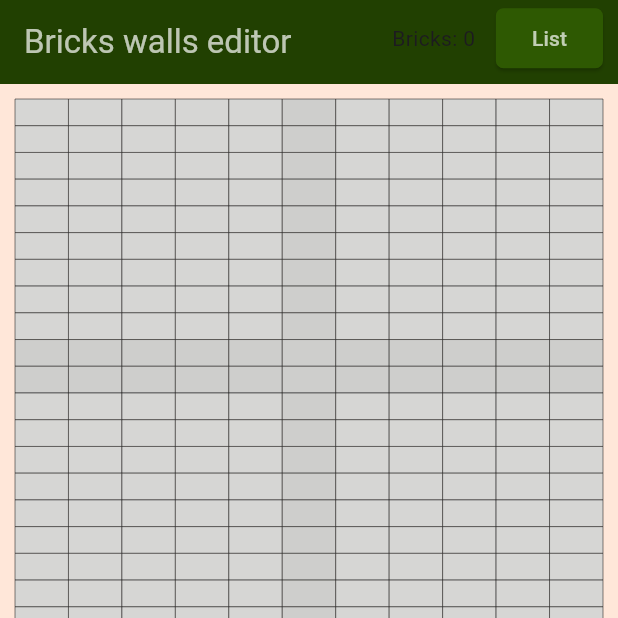
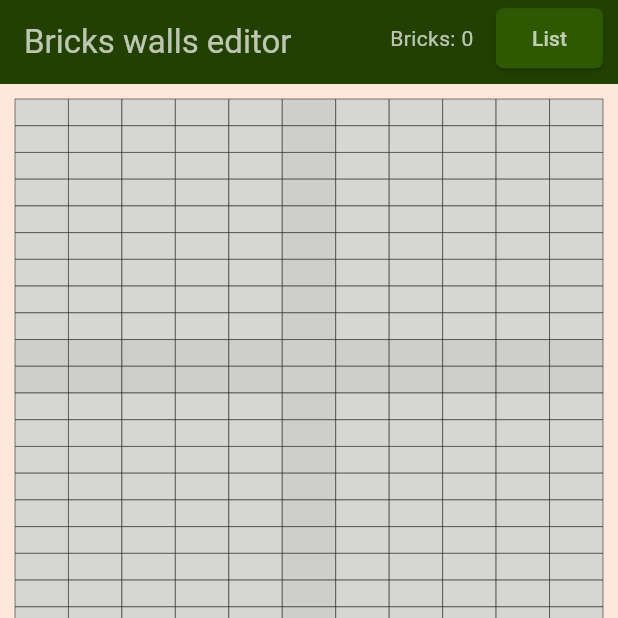
Before and after one commit to milos-73/grid_maker_bricks, a Flutter app: the screen it shows after launch, on a phone screen of 412 x 824 dp, the top half of it. Run offline on Flutter 3.47's test engine with Material 3 defaults, Android fonts, the phone set to English and light mode, and no system bars; our stand-ins replace font_awesome_flutter, share_plus, shared_preferences.

Commit message:
Implementované počítadlo tehličiek pri vytváraní levelu

```diff
--- a/lib/color_list.dart
+++ b/lib/color_list.dart
@@ -28,6 +28,7 @@ class _ColorListState extends State<ColorList> {
 
     Provider.of<BrickColorNumber>(context,listen: false).setBrickColor(index);
 
+
   }
 
   @override
--- a/lib/main.dart
+++ b/lib/main.dart
@@ -48,10 +48,13 @@ class _MyHomePageState extends State<MyHomePage> {
       appBar: AppBar(actions: [
         Padding(
           padding: const EdgeInsets.only(right: 10,bottom: 5),
-          child: Row(
+          child: Row(mainAxisAlignment: MainAxisAlignment.center,
             children: [
-              Text('Bricks: ${Provider.of<BrickColorNumber>(context, listen: false).bricksCount} '),
-              const SizedBox(width: 10,),
+              Consumer<BrickColorNumber>(builder: (context, value, child){
+                        return Text('Bricks: ${value.bricksCount}', style: const TextStyle(color: Colors.white70),);}),
+
+
+              const SizedBox(width: 15,),
               ElevatedButton(onPressed: (){Navigator.push(context, MaterialPageRoute(builder: (context) => const ListWalls()));},
                   style: ElevatedButton.styleFrom(shape: RoundedRectangleBorder(borderRadius: BorderRadius.circular(5)),backgroundColor: HexColor(('#2E5902'))),child: const Text('List', style: TextStyle(color: Colors.white70),)),
             ],
--- a/pubspec.yaml
+++ b/pubspec.yaml
@@ -16,7 +16,7 @@ publish_to: 'none' # Remove this line if you wish to publish to pub.dev
 # https://developer.apple.com/library/archive/documentation/General/Reference/InfoPlistKeyReference/Articles/CoreFoundationKeys.html
 # In Windows, build-name is used as the major, minor, and patch parts
 # of the product and file versions while build-number is used as the build suffix.
-version: 1.1.2+4
+version: 1.1.3+6
 
 environment:
   sdk: '>=3.1.0-300.0.dev <4.0.0'
```
Also changed, not shown: lib/walls.dart (+12 -2 lines), pubspec.lock.
